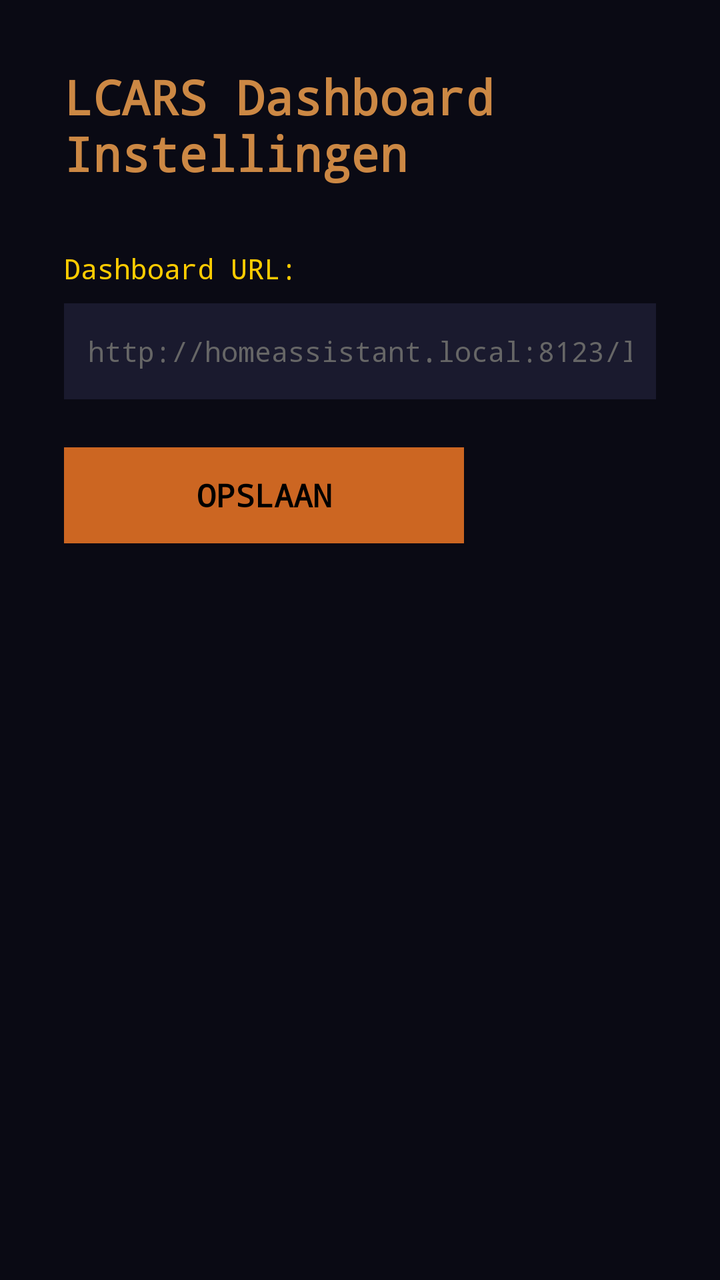
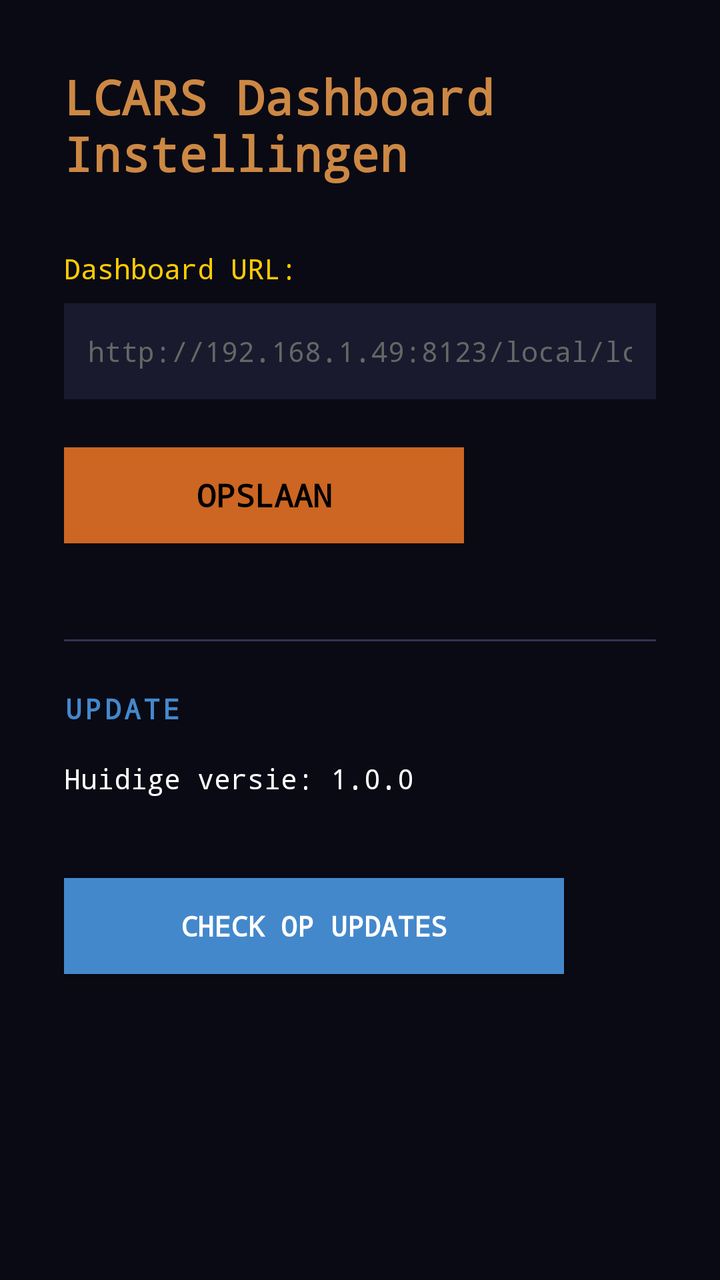

Before-and-after screenshots of an Android layout around one commit, followed by the original layout XML and the change that was made.
<!-- AndroidManifest.xml: application theme Theme.LCARS -->
<!-- res/layout/activity_settings.xml -->
<?xml version="1.0" encoding="utf-8"?>
<LinearLayout xmlns:android="http://schemas.android.com/apk/res/android"
    android:layout_width="match_parent"
    android:layout_height="match_parent"
    android:orientation="vertical"
    android:padding="32dp"
    android:background="#0a0a14">

    <TextView
        android:layout_width="wrap_content"
        android:layout_height="wrap_content"
        android:text="LCARS Dashboard Instellingen"
        android:textColor="#cc8844"
        android:textSize="24sp"
        android:textStyle="bold"
        android:fontFamily="monospace"
        android:layout_marginBottom="32dp" />

    <TextView
        android:layout_width="wrap_content"
        android:layout_height="wrap_content"
        android:text="Dashboard URL:"
        android:textColor="#ffcc00"
        android:textSize="14sp"
        android:fontFamily="monospace"
        android:layout_marginBottom="8dp" />

    <EditText
        android:id="@+id/urlInput"
        android:layout_width="match_parent"
        android:layout_height="48dp"
        android:background="#1a1a2e"
        android:textColor="#ffffff"
        android:textColorHint="#666666"
        android:hint="http://homeassistant.local:8123/lcars-dashboard.html"
        android:padding="12dp"
        android:textSize="14sp"
        android:fontFamily="monospace"
        android:inputType="textUri"
        android:singleLine="true"
        android:layout_marginBottom="24dp" />

    <Button
        android:id="@+id/saveButton"
        android:layout_width="200dp"
        android:layout_height="48dp"
        android:background="#cc6622"
        android:text="OPSLAAN"
        android:textColor="#000000"
        android:textSize="16sp"
        android:textStyle="bold"
        android:fontFamily="monospace" />

</LinearLayout>
<!-- resources referenced by this layout -->
<resources>
  <style name="Theme.LCARS" parent="Theme.MaterialComponents.DayNight.NoActionBar">
          <item name="android:windowFullscreen">true</item>
          <item name="android:windowNoTitle">true</item>
          <item name="android:windowActionBar">false</item>
          <item name="android:windowContentOverlay">@null</item>
          <item name="android:statusBarColor">@android:color/transparent</item>
          <item name="android:navigationBarColor">@android:color/transparent</item>
          <item name="colorPrimary">@color/lcars_orange</item>
          <item name="colorPrimaryVariant">@color/lcars_yellow</item>
          <item name="colorOnPrimary">@color/black</item>
          <item name="android:windowBackground">@color/lcars_bg</item>
      </style>
  <color name="lcars_orange">#cc8844</color>
  <color name="lcars_yellow">#ffcc00</color>
  <color name="black">#000000</color>
  <color name="lcars_bg">#0a0a14</color>
</resources>

<!-- the commit's change to res/layout/activity_settings.xml (unified diff, before → after) -->
@@ -32,7 +32,7 @@
         android:background="#1a1a2e"
         android:textColor="#ffffff"
         android:textColorHint="#666666"
-        android:hint="http://homeassistant.local:8123/lcars-dashboard.html"
+        android:hint="http://192.168.1.49:8123/local/lcars-dashboard.html"
         android:padding="12dp"
         android:textSize="14sp"
         android:fontFamily="monospace"
@@ -49,6 +49,67 @@
         android:textColor="#000000"
         android:textSize="16sp"
         android:textStyle="bold"
+        android:fontFamily="monospace"
+        android:layout_marginBottom="48dp" />
+
+    
+    <View
+        android:layout_width="match_parent"
+        android:layout_height="1dp"
+        android:background="#333355"
+        android:layout_marginBottom="24dp" />
+
+    <TextView
+        android:layout_width="wrap_content"
+        android:layout_height="wrap_content"
+        android:text="UPDATE"
+        android:textColor="#4488cc"
+        android:textSize="14sp"
+        android:textStyle="bold"
+        android:fontFamily="monospace"
+        android:letterSpacing="0.1"
+        android:layout_marginBottom="16dp" />
+
+    <TextView
+        android:id="@+id/versionText"
+        android:layout_width="wrap_content"
+        android:layout_height="wrap_content"
+        android:text="Huidige versie: 1.0.0"
+        android:textColor="#ffffff"
+        android:textSize="14sp"
+        android:fontFamily="monospace"
+        android:layout_marginBottom="8dp" />
+
+    <TextView
+        android:id="@+id/updateStatusText"
+        android:layout_width="wrap_content"
+        android:layout_height="wrap_content"
+        android:text=""
+        android:textColor="#ffcc00"
+        android:textSize="12sp"
+        android:fontFamily="monospace"
+        android:layout_marginBottom="16dp" />
+
+    <ProgressBar
+        android:id="@+id/progressBar"
+        style="?android:attr/progressBarStyleHorizontal"
+        android:layout_width="match_parent"
+        android:layout_height="8dp"
+        android:max="100"
+        android:progress="0"
+        android:progressDrawable="@android:drawable/progress_horizontal"
+        android:visibility="gone"
+        android:layout_marginBottom="16dp" />
+
+    <Button
+        android:id="@+id/checkUpdateButton"
+        android:layout_width="250dp"
+        android:layout_height="48dp"
+        android:background="#4488cc"
+        android:text="CHECK OP UPDATES"
+        android:textColor="#ffffff"
+        android:textSize="14sp"
+        android:textStyle="bold"
         android:fontFamily="monospace" />
 
 </LinearLayout>
